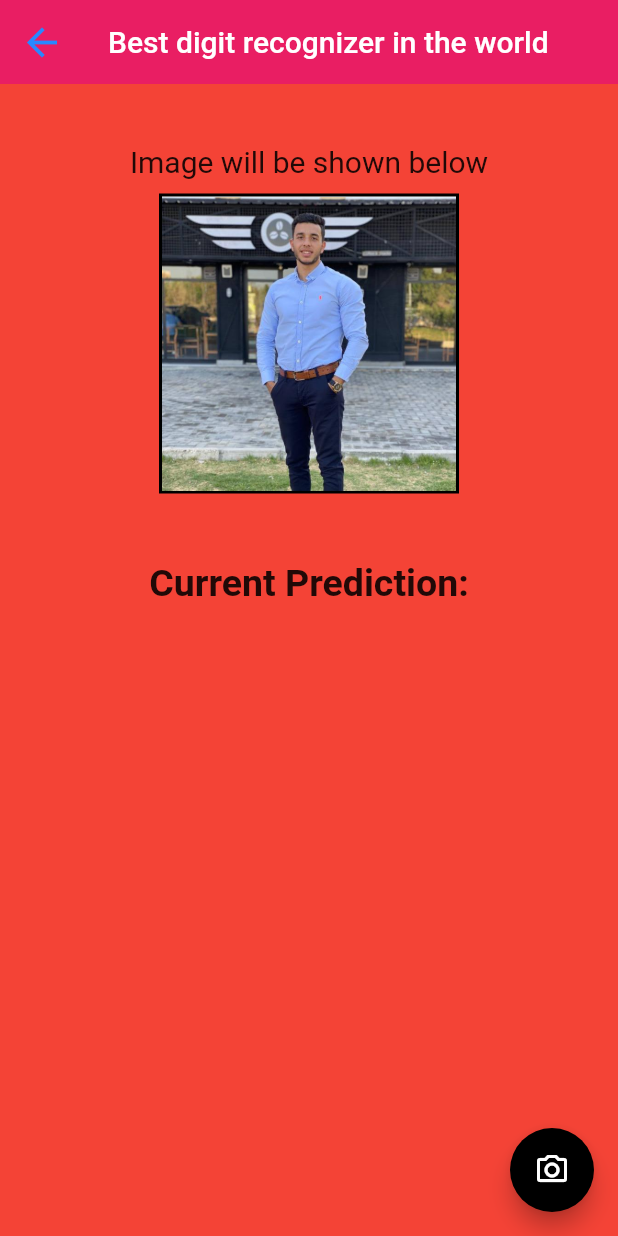
After one commit to ibrahimnashaat/ai_control, a Flutter app: the UploadImage screen opened directly, after a tap on the "camera alt" icon, on a phone screen of 412 x 824 dp. The commit adds this screen. Run offline on Flutter 3.47's test engine with Material 2 defaults, Android fonts, the phone set to English and light mode, and no system bars; our stand-ins replace cloud_firestore, conditional_builder_null_safety, firebase_auth, firebase_core, firebase_database, firebase_storage and 14 more; missing offline and left inert: contactus, tflite_flutter; accounts and stored records are empty.

Commit message:
new commit 17-12

```diff
--- a/lib/modules/home_pages/dl_model/classifier.dart
+++ b/lib/modules/home_pages/dl_model/classifier.dart
@@ -70,17 +70,17 @@ class Classifier {
     InterpreterOptions interpreterOptions = InterpreterOptions();
 
     // Track how long it took to do inference
-    int startTime = new DateTime.now().millisecondsSinceEpoch;
+    int startTime =  DateTime.now().millisecondsSinceEpoch;
 
     try {
       Interpreter interpreter = await Interpreter.fromAsset("model.tflite",
           options: interpreterOptions);
       interpreter.run(input, output);
     } catch (e) {
-      print('Error loading or running model: ' + e.toString());
+      print('Error loading or running model: ${e.toString()}');
     }
 
-    int endTime = new DateTime.now().millisecondsSinceEpoch;
+    int endTime =  DateTime.now().millisecondsSinceEpoch;
     print("Inference took ${endTime - startTime} ms");
 
     // Obtain the highest score from the output of the model
@@ -90,7 +90,7 @@ class Classifier {
     for (int i = 0; i < output[0].length; i++) {
       if (output[0][i] > highestProb) {
         highestProb = output[0][i];
-        digitPred = i as String;
+        digitPred = i.toString();
       }
     }
     return highestProb;
--- /dev/null
+++ b/lib/modules/home_pages/dl_model/test_result.dart
@@ -0,0 +1,83 @@
+import 'package:flutter/material.dart';
+import 'package:image_picker/image_picker.dart';
+
+import 'dart:io';
+
+import '../dl_model/classifier.dart';
+
+class UploadImage extends StatefulWidget {
+  @override
+  _UploadImageState createState() => _UploadImageState();
+}
+
+class _UploadImageState extends State<UploadImage> {
+  final picker = ImagePicker();
+  Classifier classifier = Classifier();
+  PickedFile? image;
+  int digit = -1;
+
+  @override
+  Widget build(BuildContext context) {
+    return Scaffold(
+      backgroundColor: Colors.red,
+      floatingActionButton: FloatingActionButton(
+        backgroundColor: Colors.black,
+        child: Icon(Icons.camera_alt_outlined),
+        onPressed: () async {
+          image = await picker.getImage(
+            source: ImageSource.gallery,
+            maxHeight: 300,
+            maxWidth: 300,
+            imageQuality: 100,
+          );
+          digit = await classifier.classifyImage(image!);
+          setState(() {});
+        },
+      ),
+      appBar: AppBar(
+        backgroundColor: Colors.pink,
+        title: Text("Best digit recognizer in the world"),
+      ),
+      body: Align(
+        alignment: Alignment.center,
+        child: Column(
+          children: [
+            SizedBox(
+              height: 40,
+            ),
+            Text("Image will be shown below", style: TextStyle(fontSize: 20)),
+            SizedBox(
+              height: 10,
+            ),
+            Container(
+              width: 200,
+              height: 200,
+              decoration: BoxDecoration(
+                color: Colors.white,
+                border: Border.all(color: Colors.black, width: 2),
+                // image: DecorationImage(
+                //   fit: BoxFit.fill,
+                //   image: digit == -1
+                //       ? const AssetImage('assets/white_background.jpg')
+                //       : Image.file(File(image.path)),
+                // ),
+              ),
+              child:
+
+              digit == -1
+                  ? Image.asset('assets/images/ahmed.jpg')
+                  : Image.asset('assets/images/white_background.jpg')
+              // Image.file(File(image!.path)),
+            ),
+            const SizedBox(height: 45),
+            const Text("Current Prediction:",
+                style: TextStyle(fontSize: 25, fontWeight: FontWeight.bold)),
+            const SizedBox(height: 20),
+            Text(digit == -1 ? "" : "$digit",
+                style: TextStyle(fontSize: 50, fontWeight: FontWeight.bold)),
+          ],
+        ),
+      ),
+    );
+  }
+}
--- a/lib/modules/home_pages/patient_state.dart
+++ b/lib/modules/home_pages/patient_state.dart
@@ -20,6 +20,7 @@ import 'dart:math' as math;
 import 'package:firebase_database/firebase_database.dart';
 
 import '../../app_localizations.dart';
+import 'dl_model/test_result.dart';
 
 class Patient extends StatefulWidget {
   const Patient({Key? key}) : super(key: key);
```
